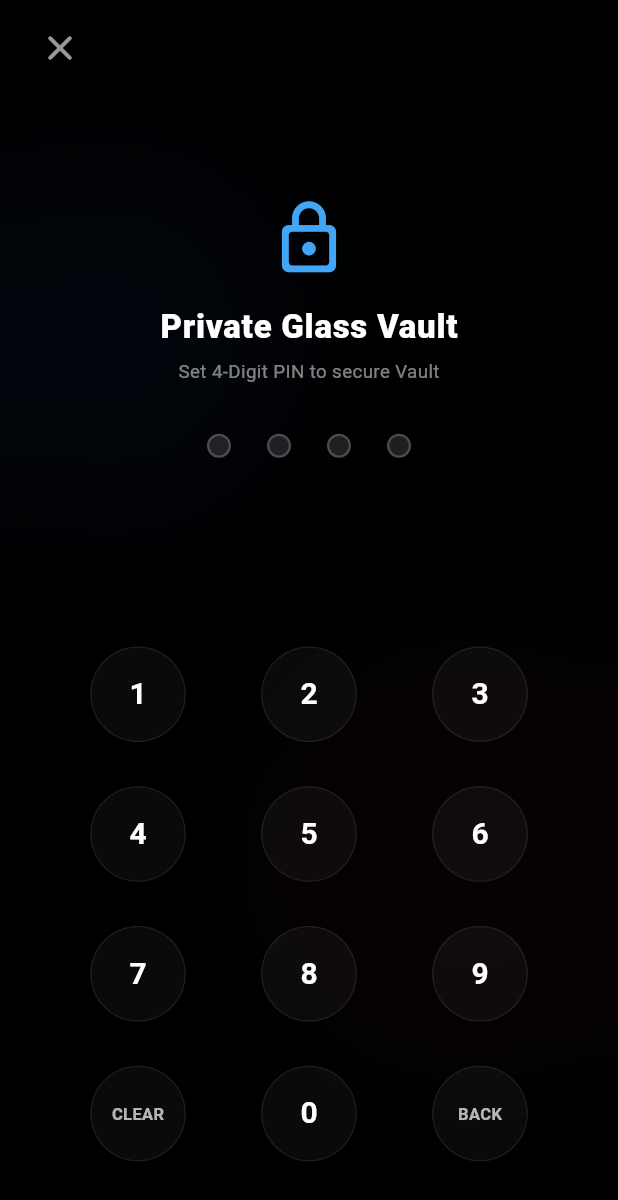
After one commit to rijalumami000-ai/Lumina-Galery, a Flutter app: the screen it shows after launch, item 3 of the bottom bar chosen, after a tap on the "lock" icon, on a phone screen of 412 x 824 dp. The commit adds this screen. Shown: the top 1200 px of the screen. Run offline on Flutter 3.47's test engine with Material 3 defaults, Android fonts, the phone set to English and light mode, and no system bars; our stand-ins replace shared_preferences, video_player; missing offline and left inert: photo_manager, photo_manager_image_provider; network calls fail.

Commit message:
feat: Kubah Rahasia (Private Glass Vault) dengan proteksi PIN 4-digit

```diff
--- a/lib/screens/explore_screen.dart
+++ b/lib/screens/explore_screen.dart
@@ -43,13 +43,14 @@ class _ExploreScreenState extends State<ExploreScreen> {
 
   Future<void> _loadMedia() async {
     final localItems = await MediaLoader.loadLocalMedia();
+    final vaultItems = await DatabaseHelper.getVaultItems();
     if (mounted) {
       setState(() {
         if (localItems.isNotEmpty) {
-          _mediaItems = localItems;
+          _mediaItems = localItems.where((item) => !vaultItems.contains(item.id)).toList();
         } else {
           // Fallback to mock photos mapped to GalleryItem
-          _mediaItems = MOCK_PHOTOS.map((p) => GalleryItem(
+          final mockItems = MOCK_PHOTOS.map((p) => GalleryItem(
             id: p.id,
             title: p.title,
             description: p.description,
@@ -58,6 +59,7 @@ class _ExploreScreenState extends State<ExploreScreen> {
             mockPhoto: p,
             dateText: p.date,
           )).toList();
+          _mediaItems = mockItems.where((item) => !vaultItems.contains(item.id)).toList();
         }
         _isLoading = false;
       });
--- a/lib/screens/home_screen.dart
+++ b/lib/screens/home_screen.dart
@@ -3,6 +3,7 @@ import 'package:photo_manager_image_provider/photo_manager_image_provider.dart';
 import '../models/photo.dart';
 import '../utils/mock_data.dart';
 import '../utils/media_loader.dart';
+import '../storage/database.dart';
 import '../widgets/glass_box.dart';
 import '../widgets/photo_card.dart';
 import 'detail_screen.dart';
@@ -27,13 +28,14 @@ class _HomeScreenState extends State<HomeScreen> {
 
   Future<void> _loadMedia() async {
     final localItems = await MediaLoader.loadLocalMedia();
+    final vaultItems = await DatabaseHelper.getVaultItems();
     if (mounted) {
       setState(() {
         if (localItems.isNotEmpty) {
-          _mediaItems = localItems;
+          _mediaItems = localItems.where((item) => !vaultItems.contains(item.id)).toList();
         } else {
           // Fallback to mock photos
-          _mediaItems = MOCK_PHOTOS.map((p) => GalleryItem(
+          final mockItems = MOCK_PHOTOS.map((p) => GalleryItem(
             id: p.id,
             title: p.title,
             description: p.description,
@@ -42,6 +44,7 @@ class _HomeScreenState extends State<HomeScreen> {
             mockPhoto: p,
             dateText: p.date,
           )).toList();
+          _mediaItems = mockItems.where((item) => !vaultItems.contains(item.id)).toList();
         }
         _isLoading = false;
       });
--- a/lib/screens/library_screen.dart
+++ b/lib/screens/library_screen.dart
@@ -7,6 +7,7 @@ import '../utils/mock_data.dart';
 import '../utils/media_loader.dart';
 import '../widgets/glass_box.dart';
 import 'detail_screen.dart';
+import 'vault_lock_screen.dart';
 
 class LibraryScreen extends StatefulWidget {
   const LibraryScreen({Key? key}) : super(key: key);
@@ -33,12 +34,13 @@ class _LibraryScreenState extends State<LibraryScreen> {
 
   Future<void> _loadData() async {
     final localItems = await MediaLoader.loadLocalMedia();
+    final vaultItems = await DatabaseHelper.getVaultItems();
     List<GalleryItem> items = [];
     if (localItems.isNotEmpty) {
-      items = localItems;
+      items = localItems.where((item) => !vaultItems.contains(item.id)).toList();
     } else {
       // Fallback mock items
-      items = MOCK_PHOTOS.map((p) => GalleryItem(
+      final mockItems = MOCK_PHOTOS.map((p) => GalleryItem(
         id: p.id,
         title: p.title,
         description: p.description,
@@ -47,6 +49,7 @@ class _LibraryScreenState extends State<LibraryScreen> {
         mockPhoto: p,
         dateText: p.date,
       )).toList();
+      items = mockItems.where((item) => !vaultItems.contains(item.id)).toList();
     }
 
     final favIds = await DatabaseHelper.getFavorites();
@@ -273,10 +276,13 @@ class _LibraryScreenState extends State<LibraryScreen> {
           physics: const BouncingScrollPhysics(),
           padding: const EdgeInsets.symmetric(horizontal: 20.0),
           children: [
-            // Header Title
+            // Header Title with Vault Button
             Padding(
               padding: const EdgeInsets.symmetric(vertical: 16.0),
-              child: Column(
+              child: Row(
+                mainAxisAlignment: MainAxisAlignment.spaceBetween,
+                children: [
+                  Column(
                     crossAxisAlignment: CrossAxisAlignment.start,
                     children: [
                       const Text(
@@ -293,6 +299,26 @@ class _LibraryScreenState extends State<LibraryScreen> {
                         style: TextStyle(
                           color: Colors.white.withOpacity(0.4),
                           fontSize: 12,
+                        ),
+                      ),
+                    ],
+                  ),
+                  GestureDetector(
+                    onTap: () {
+                      Navigator.of(context).push(
+                        MaterialPageRoute(builder: (context) => const VaultLockScreen()),
+                      );
+                    },
+                    child: GlassBox(
+                      width: 44,
+                      height: 44,
+                      borderRadius: 22,
+                      blur: 10,
+                      child: const Icon(
+                        Icons.lock_rounded,
+                        color: Colors.white,
+                        size: 20,
+                      ),
                     ),
                   ),
                 ],
--- /dev/null
+++ b/lib/screens/vault_lock_screen.dart
@@ -0,0 +1,338 @@
+import 'dart:ui';
+import 'package:flutter/material.dart';
+import '../storage/database.dart';
+import '../widgets/glass_box.dart';
+import 'vault_gallery_screen.dart';
+
+class VaultLockScreen extends StatefulWidget {
+  const VaultLockScreen({Key? key}) : super(key: key);
+
+  @override
+  _VaultLockScreenState createState() => _VaultLockScreenState();
+}
+
+class _VaultLockScreenState extends State<VaultLockScreen> {
+  String _enteredPin = '';
+  String? _storedPin;
+  bool _isFirstTime = false;
+  bool _isConfirming = false;
+  String _firstPinAttempt = '';
+  String _errorMessage = '';
+  bool _isShaking = false;
+
+  @override
+  void initState() {
+    super.initState();
+    _checkStoredPin();
+  }
+
+  Future<void> _checkStoredPin() async {
+    final pin = await DatabaseHelper.getVaultPin();
+    if (mounted) {
+      setState(() {
+        _storedPin = pin;
+        _isFirstTime = (pin == null || pin.isEmpty);
+      });
+    }
+  }
+
+  void _onNumberTap(String number) {
+    if (_enteredPin.length < 4) {
+      setState(() {
+        _enteredPin += number;
+        _errorMessage = '';
+      });
+
+      if (_enteredPin.length == 4) {
+        _processPin();
+      }
+    }
+  }
+
+  void _onBackspaceTap() {
+    if (_enteredPin.isNotEmpty) {
+      setState(() {
+        _enteredPin = _enteredPin.substring(0, _enteredPin.length - 1);
+        _errorMessage = '';
+      });
+    }
+  }
+
+  void _onClearTap() {
+    setState(() {
+      _enteredPin = '';
+      _errorMessage = '';
+    });
+  }
+
+  Future<void> _processPin() async {
+    if (_isFirstTime) {
+      if (!_isConfirming) {
+        // Storing first attempt
+        setState(() {
+          _firstPinAttempt = _enteredPin;
+          _enteredPin = '';
+          _isConfirming = true;
+        });
+      } else {
+        // Comparing second attempt
+        if (_enteredPin == _firstPinAttempt) {
+          await DatabaseHelper.setVaultPin(_enteredPin);
+          if (mounted) {
+            ScaffoldMessenger.of(context).showSnackBar(
+              const SnackBar(
+                content: Text('PIN Vault successfully created!'),
+                backgroundColor: Colors.green,
+              ),
+            );
+            Navigator.of(context).pushReplacement(
+              MaterialPageRoute(builder: (context) => const VaultGalleryScreen()),
+            );
+          }
+        } else {
+          _triggerShake();
+          setState(() {
+            _enteredPin = '';
+            _errorMessage = 'PIN codes do not match. Try again!';
+          });
+        }
+      }
+    } else {
+      // Login flow
+      if (_enteredPin == _storedPin) {
+        Navigator.of(context).pushReplacement(
+          MaterialPageRoute(builder: (context) => const VaultGalleryScreen()),
+        );
+      } else {
+        _triggerShake();
+        setState(() {
+          _enteredPin = '';
+          _errorMessage = 'Incorrect PIN! Please try again.';
+        });
+      }
+    }
+  }
+
+  void _triggerShake() {
+    setState(() {
+      _isShaking = true;
+    });
+    Future.delayed(const Duration(milliseconds: 400), () {
+      if (mounted) {
+        setState(() {
+          _isShaking = false;
+        });
+      }
+    });
+  }
+
+  @override
+  Widget build(BuildContext context) {
+    String instructionText = 'Enter 4-Digit Vault PIN';
+    if (_isFirstTime) {
+      instructionText = _isConfirming
+          ? 'Confirm 4-Digit PIN'
+          : 'Set 4-Digit PIN to secure Vault';
+    }
+
+    return Scaffold(
+      backgroundColor: Colors.black,
+      body: Stack(
+        fit: StackFit.expand,
+        children: [
+          // Background glass abstract blur styling
+          Positioned(
+            top: 100,
+            left: -50,
+            child: Container(
+              width: 250,
+              height: 250,
+              decoration: BoxDecoration(
+                shape: BoxShape.circle,
+                color: Colors.blue.shade900.withOpacity(0.2),
+              ),
+            ),
+          ),
+          Positioned(
+            bottom: 100,
+            right: -50,
+            child: Container(
+              width: 300,
+              height: 300,
+              decoration: BoxDecoration(
+                shape: BoxShape.circle,
+                color: Colors.red.shade900.withOpacity(0.12),
+              ),
+            ),
+          ),
+
+          BackdropFilter(
+            filter: ImageFilter.blur(sigmaX: 40, sigmaY: 40),
+            child: Container(
+              color: Colors.black.withOpacity(0.7),
+            ),
+          ),
+
+          SafeArea(
+            child: Column(
+              mainAxisAlignment: MainAxisAlignment.center,
+              children: [
+                // Top close button
+                Align(
+                  alignment: Alignment.topLeft,
+                  child: Padding(
+                    padding: const EdgeInsets.only(left: 16.0, top: 8.0),
+                    child: IconButton(
+                      icon: const Icon(Icons.close_rounded, color: Colors.white60, size: 28),
+                      onPressed: () => Navigator.of(context).pop(),
+                    ),
+                  ),
+                ),
+
+                const Spacer(),
+
+                // Icon and Title
+                Icon(
+                  Icons.lock_outline_rounded,
+                  color: Colors.blue.shade400,
+                  size: 54,
+                ),
+                const SizedBox(height: 16),
+                const Text(
+                  'Private Glass Vault',
+                  style: TextStyle(
+                    color: Colors.white,
+                    fontSize: 22,
+                    fontWeight: FontWeight.w800,
+                    letterSpacing: 0.5,
+                  ),
+                ),
+                const SizedBox(height: 6),
+                Text(
+                  instructionText,
+                  style: TextStyle(
+                    color: Colors.white.withOpacity(0.5),
+                    fontSize: 12.5,
+                  ),
+                ),
+
+                const SizedBox(height: 32),
+
+                // PIN dots indicators
+                AnimatedContainer(
+                  duration: const Duration(milliseconds: 100),
+                  padding: EdgeInsets.symmetric(horizontal: _isShaking ? 24.0 : 0.0),
+                  child: Row(
+                    mainAxisAlignment: MainAxisAlignment.center,
+                    children: List.generate(4, (index) {
+                      final isFilled = index < _enteredPin.length;
+                      return AnimatedContainer(
+                        duration: const Duration(milliseconds: 150),
+                        margin: const EdgeInsets.symmetric(horizontal: 12),
+                        width: 16,
+                        height: 16,
+                        decoration: BoxDecoration(
+                          shape: BoxShape.circle,
+                          color: isFilled
+                              ? Colors.blue.shade400
+                              : Colors.white.withOpacity(0.12),
+                          border: Border.all(
+                            color: isFilled
+                                ? Colors.blue.shade400
+                                : Colors.white.withOpacity(0.2),
+                            width: 1.5,
+                          ),
+                          boxShadow: isFilled
+                              ? [
+                                  BoxShadow(
+                                    color: Colors.blue.shade400.withOpacity(0.4),
+                                    blurRadius: 8,
+                                    spreadRadius: 2,
+                                  )
+                                ]
+                              : [],
+                        ),
+                      );
+                    }),
+                  ),
+                ),
+
+                const SizedBox(height: 20),
+
+                // Error Message
+                SizedBox(
+                  height: 20,
+                  child: Text(
+                    _errorMessage,
+                    style: const TextStyle(
+                      color: Colors.redAccent,
+                      fontSize: 11,
+                      fontWeight: FontWeight.w600,
+                    ),
+                  ),
+                ),
+
+                const Spacer(),
+
+                // Keyboard Number Grid
+                Container(
+                  padding: const EdgeInsets.symmetric(horizontal: 40.0),
+                  child: GridView.count(
+                    shrinkWrap: true,
+                    physics: const NeverScrollableScrollPhysics(),
+                    crossAxisCount: 3,
+                    childAspectRatio: 1.25,
+                    mainAxisSpacing: 10,
+                    crossAxisSpacing: 10,
+                    children: [
+                      ...List.generate(9, (index) {
+                        final num = (index + 1).toString();
+                        return _buildKeyboardButton(num, () => _onNumberTap(num));
+                      }),
+                      _buildKeyboardButton('CLEAR', _onClearTap, isAction: true),
+                      _buildKeyboardButton('0', () => _onNumberTap('0')),
+                      _buildKeyboardButton('BACK', _onBackspaceTap, isAction: true),
+                    ],
+                  ),
+                ),
+
+                const SizedBox(height: 40),
+              ],
+            ),
+          ),
+        ],
+      ),
+    );
+  }
+
+  Widget _buildKeyboardButton(String label, VoidCallback onTap, {bool isAction = false}) {
+    final double size = isAction ? 11 : 20;
+
+    return GestureDetector(
+      onTap: onTap,
+      child: Center(
+        child: GlassBox(
+          width: 64,
+          height: 64,
+          borderRadius: 32,
+          blur: 10,
+          tintColor: Colors.white.withOpacity(0.04),
+          border: Border.all(
+            color: Colors.white.withOpacity(0.08),
+            width: 1,
+          ),
+          child: Center(
+            child: Text(
+              label,
+              style: TextStyle(
+                color: isAction ? Colors.white70 : Colors.white,
+                fontSize: size,
+                fontWeight: FontWeight.bold,
+              ),
+            ),
+          ),
+        ),
+      ),
+    );
+  }
+}
--- a/lib/storage/database.dart
+++ b/lib/storage/database.dart
@@ -146,6 +146,51 @@ class DatabaseHelper {
     await prefs.setString(_albumsKey, encoded);
   }
 
+  static const String _vaultKey = 'lumina_vault_items';
+  static const String _pinKey = 'lumina_vault_pin';
+
+  // --- PRIVATE VAULT ---
+
+  static Future<List<String>> getVaultItems() async {
+    final prefs = await SharedPreferences.getInstance();
+    return prefs.getStringList(_vaultKey) ?? [];
+  }
+
+  static Future<List<String>> toggleVaultItem(String photoId) async {
+    final prefs = await SharedPreferences.getInstance();
+    final vaultItems = prefs.getStringList(_vaultKey) ?? [];
+
+    if (vaultItems.contains(photoId)) {
+      vaultItems.remove(photoId);
+    } else {
+      vaultItems.add(photoId);
+      // Remove from favorites as well if locked
+      final favorites = prefs.getStringList(_favoritesKey) ?? [];
+      if (favorites.contains(photoId)) {
+        favorites.remove(photoId);
+        await prefs.setStringList(_favoritesKey, favorites);
+      }
+    }
+
+    await prefs.setStringList(_vaultKey, vaultItems);
+    return vaultItems;
+  }
+
+  static Future<bool> isInVault(String photoId) async {
+    final vaultItems = await getVaultItems();
+    return vaultItems.contains(photoId);
+  }
+
+  static Future<String?> getVaultPin() async {
+    final prefs = await SharedPreferences.getInstance();
+    return prefs.getString(_pinKey);
+  }
+
+  static Future<void> setVaultPin(String pin) async {
+    final prefs = await SharedPreferences.getInstance();
+    await prefs.setString(_pinKey, pin);
+  }
+
   static String _monthName(int month) {
     const months = [
       'Jan', 'Feb', 'Mar', 'Apr', 'May', 'Jun',
```
Also changed, not shown: lib/screens/detail_screen.dart (+43 -0 lines), lib/screens/vault_gallery_screen.dart (added, +271 -0 lines). Lines whose indentation alone changed are shown as unchanged.
